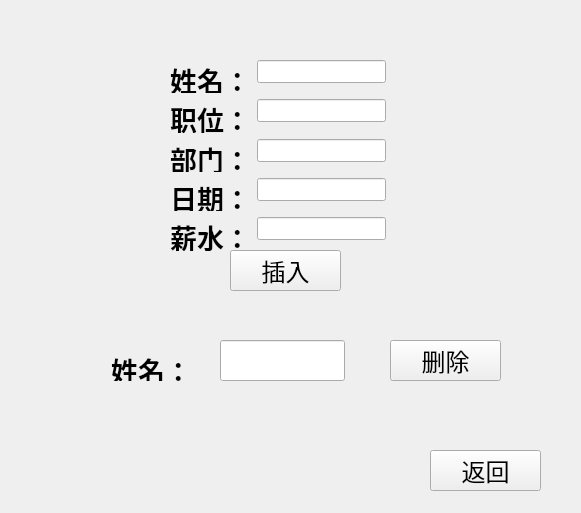
The window that DBMS/person_data_maintenance.ui (YOUNIR/QT-Personnel-management-system) describes before a commit, drawn with Qt 5.
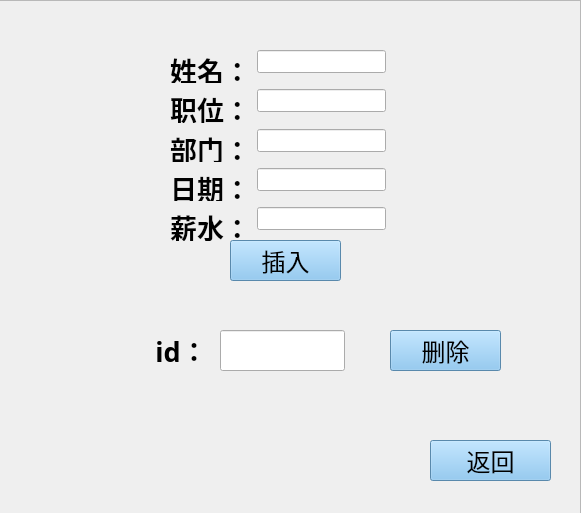
The same window after the commit. Icons and pictures are not drawn.

Patch:
```diff
--- a/DBMS/person_data_maintenance.ui
+++ b/DBMS/person_data_maintenance.ui
@@ -13,30 +13,31 @@
   <property name="windowTitle">
    <string>Form</string>
   </property>
-  <widget class="QPushButton" name="insert_Button">
+  <widget class="QFrame" name="frame">
    <property name="geometry">
     <rect>
-     <x>230</x>
-     <y>250</y>
-     <width>111</width>
-     <height>41</height>
+     <x>-10</x>
+     <y>0</y>
+     <width>591</width>
+     <height>521</height>
     </rect>
    </property>
-   <property name="font">
-    <font>
-     <family>黑体</family>
-     <pointsize>18</pointsize>
-    </font>
+   <property name="styleSheet">
+    <string notr="true">#frame{
+border-image: url(:/root_view.jpg);
+}</string>
    </property>
-   <property name="text">
-    <string>插入</string>
+   <property name="frameShape">
+    <enum>QFrame::StyledPanel</enum>
    </property>
-  </widget>
+   <property name="frameShadow">
+    <enum>QFrame::Raised</enum>
+   </property>
   <widget class="QWidget" name="layoutWidget">
    <property name="geometry">
     <rect>
-     <x>170</x>
-     <y>60</y>
+      <x>180</x>
+      <y>50</y>
      <width>216</width>
      <height>191</height>
     </rect>
@@ -132,9 +133,9 @@
   <widget class="QPushButton" name="return_Button">
    <property name="geometry">
     <rect>
-     <x>430</x>
-     <y>450</y>
-     <width>111</width>
+      <x>440</x>
+      <y>440</y>
+      <width>121</width>
      <height>41</height>
     </rect>
    </property>
@@ -144,44 +145,69 @@
      <pointsize>18</pointsize>
     </font>
    </property>
+    <property name="styleSheet">
+     <string notr="true">background-color: rgb(124,192,241);</string>
+    </property>
    <property name="text">
     <string>返回</string>
    </property>
   </widget>
-  <widget class="QLabel" name="label_3">
+   <widget class="QPushButton" name="insert_Button">
    <property name="geometry">
     <rect>
-     <x>110</x>
-     <y>350</y>
-     <width>83</width>
-     <height>31</height>
+      <x>240</x>
+      <y>240</y>
+      <width>111</width>
+      <height>41</height>
     </rect>
    </property>
    <property name="font">
     <font>
-     <family>楷体</family>
-     <pointsize>10</pointsize>
-    </font>
-   </property>
+      <family>黑体</family>
+      <pointsize>18</pointsize>
+     </font>
+    </property>
+    <property name="styleSheet">
+     <string notr="true">background-color: rgb(124,192,241);</string>
+    </property>
    <property name="text">
-    <string>&lt;html&gt;&lt;head/&gt;&lt;body&gt;&lt;p align=&quot;center&quot;&gt;&lt;span style=&quot; font-size:20pt; font-weight:700;&quot;&gt;姓名：&lt;/span&gt;&lt;/p&gt;&lt;/body&gt;&lt;/html&gt;</string>
+     <string>插入</string>
    </property>
   </widget>
   <widget class="QLineEdit" name="namelineEdit_2">
    <property name="geometry">
     <rect>
-     <x>220</x>
-     <y>340</y>
+      <x>230</x>
+      <y>330</y>
      <width>125</width>
      <height>41</height>
     </rect>
    </property>
   </widget>
+   <widget class="QLabel" name="label_3">
+    <property name="geometry">
+     <rect>
+      <x>150</x>
+      <y>330</y>
+      <width>83</width>
+      <height>41</height>
+     </rect>
+    </property>
+    <property name="font">
+     <font>
+      <family>楷体</family>
+      <pointsize>10</pointsize>
+     </font>
+    </property>
+    <property name="text">
+     <string>&lt;html&gt;&lt;head/&gt;&lt;body&gt;&lt;p align=&quot;center&quot;&gt;&lt;span style=&quot; font-size:20pt; font-weight:700;&quot;&gt;id：&lt;/span&gt;&lt;/p&gt;&lt;/body&gt;&lt;/html&gt;</string>
+    </property>
+   </widget>
   <widget class="QPushButton" name="delete_Button">
    <property name="geometry">
     <rect>
-     <x>390</x>
-     <y>340</y>
+      <x>400</x>
+      <y>330</y>
      <width>111</width>
      <height>41</height>
     </rect>
@@ -192,9 +218,13 @@
      <pointsize>18</pointsize>
     </font>
    </property>
+    <property name="styleSheet">
+     <string notr="true">background-color: rgb(124,192,241);</string>
+    </property>
    <property name="text">
     <string>删除</string>
    </property>
+   </widget>
   </widget>
  </widget>
  <resources/>
```
Lines whose indentation alone changed are shown as unchanged.
